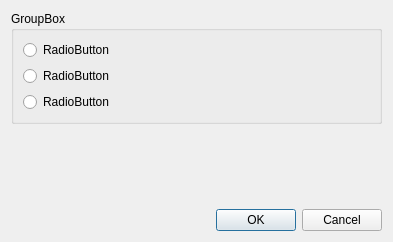
Qt form trunk/Development/GUI/qbuGUIDev0/rc/DevelopGUIDB0.ui (drescherjm/QtBasicUtils) before a commit.
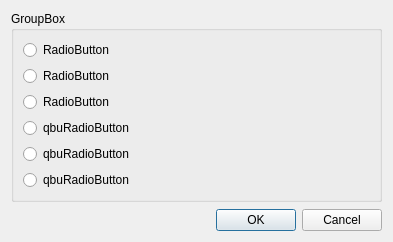
The same form after that commit. Custom widgets are drawn as their Qt base class.

Commit message: Begin to make qbuWidgets a designer plugin. NOTE: For some reason I had to put qbuRadioButton in a namespace otherwise I got an "expected a type specifier" error in Visual Studio.

Patch:
```diff
--- a/trunk/Development/GUI/qbuGUIDev0/rc/DevelopGUIDB0.ui
+++ b/trunk/Development/GUI/qbuGUIDev0/rc/DevelopGUIDB0.ui
@@ -28,19 +28,40 @@
        </widget>
       </item>
       <item>
-       <widget class="qbuRadioButton" name="radioButton_2">
+       <widget class="qbu::qbuRadioButton" name="radioButton_2">
         <property name="text">
          <string>RadioButton</string>
         </property>
        </widget>
       </item>
       <item>
-       <widget class="qbuRadioButton" name="radioButton_3">
+       <widget class="qbu::qbuRadioButton" name="radioButton_3">
         <property name="text">
          <string>RadioButton</string>
         </property>
        </widget>
       </item>
+      <item>
+       <widget class="qbu::qbuRadioButton" name="qbuRadioButton">
+        <property name="text">
+         <string>qbuRadioButton</string>
+        </property>
+       </widget>
+      </item>
+      <item>
+       <widget class="qbu::qbuRadioButton" name="qbu::qbuRadioButton">
+        <property name="text">
+         <string>qbuRadioButton</string>
+        </property>
+       </widget>
+      </item>
+      <item>
+       <widget class="qbu::qbuRadioButton" name="qbu::qbuRadioButton_2">
+        <property name="text">
+         <string>qbuRadioButton</string>
+        </property>
+       </widget>
+      </item>
      </layout>
     </widget>
    </item>
@@ -70,17 +91,17 @@
   </layout>
  </widget>
  <customwidgets>
+  <customwidget>
+   <class>qbu::qbuRadioButton</class>
+   <extends>QRadioButton</extends>
+   <header>qbuWidgets/qbuRadioButton.h</header>
+  </customwidget>
   <customwidget>
    <class>qbuGroupBox</class>
    <extends>QGroupBox</extends>
    <header>qbuWidgets/qbugroupbox.h</header>
    <container>1</container>
   </customwidget>
-  <customwidget>
-   <class>qbuRadioButton</class>
-   <extends>QRadioButton</extends>
-   <header>qbuWidgets/qburadiobutton.h</header>
-  </customwidget>
  </customwidgets>
  <resources/>
  <connections>
```
Left out of the diff: 2 changed lines with no effect on the pictures. The commit also changes 5 other files.
